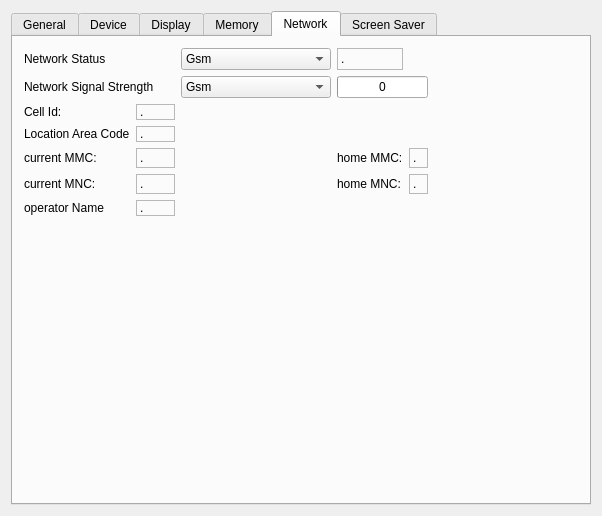
Old version of the form examples/sysinfo/dialog.ui in the repository qtproject/qt-mobility.
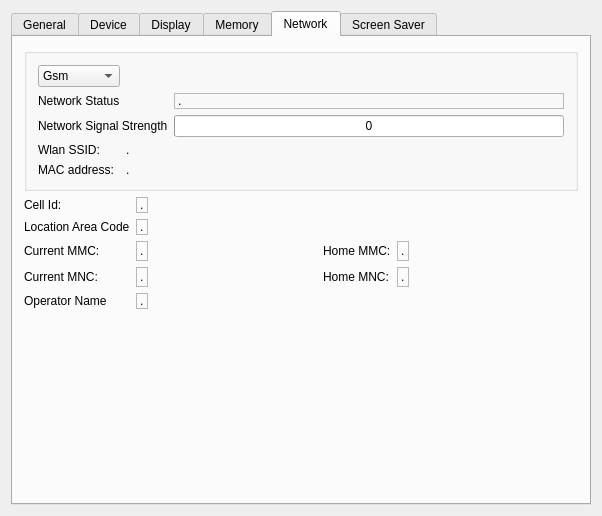
New version of the form. The open tabs and pages were chosen to show the change.

Commit message: add ssid and mac address to example.

Diff of the .ui file:
```diff
--- a/examples/sysinfo/dialog.ui
+++ b/examples/sysinfo/dialog.ui
@@ -561,44 +561,50 @@
       <attribute name="title">
        <string>Network</string>
       </attribute>
+      <layout class="QGridLayout" name="gridLayout_8">
+       <item row="0" column="0" colspan="6">
+        <widget class="QGroupBox" name="groupBox_2">
+         <property name="title">
+          <string/>
+         </property>
       <layout class="QGridLayout" name="gridLayout_3">
-       <item row="0" column="0" colspan="2">
+          <item row="0" column="0">
+           <widget class="QComboBox" name="netStatusComboBox">
+            <item>
+             <property name="text">
+              <string>Gsm</string>
+             </property>
+            </item>
+            <item>
+             <property name="text">
+              <string>Cdma</string>
+             </property>
+            </item>
+            <item>
+             <property name="text">
+              <string>Wcdma</string>
+             </property>
+            </item>
+            <item>
+             <property name="text">
+              <string>Wlan</string>
+             </property>
+            </item>
+            <item>
+             <property name="text">
+              <string>Ethernet</string>
+             </property>
+            </item>
+           </widget>
+          </item>
+          <item row="1" column="0">
         <widget class="QLabel" name="label_5">
          <property name="text">
           <string>Network Status</string>
          </property>
         </widget>
        </item>
-       <item row="0" column="3">
-        <widget class="QComboBox" name="netStatusComboBox">
-         <item>
-          <property name="text">
-           <string>Gsm</string>
-          </property>
-         </item>
-         <item>
-          <property name="text">
-           <string>Cdma</string>
-          </property>
-         </item>
-         <item>
-          <property name="text">
-           <string>Wcdma</string>
-          </property>
-         </item>
-         <item>
-          <property name="text">
-           <string>Wlan</string>
-          </property>
-         </item>
-         <item>
-          <property name="text">
-           <string>Ethernet</string>
-          </property>
-         </item>
-        </widget>
-       </item>
-       <item row="0" column="4">
+          <item row="1" column="2">
         <widget class="QLabel" name="cellNetworkStatusLabel">
          <property name="frameShape">
           <enum>QFrame::StyledPanel</enum>
@@ -611,43 +617,14 @@
          </property>
         </widget>
        </item>
-       <item row="1" column="0" colspan="3">
+          <item row="2" column="0" colspan="2">
         <widget class="QLabel" name="label_6">
          <property name="text">
           <string>Network Signal Strength</string>
          </property>
         </widget>
        </item>
-       <item row="1" column="3">
-        <widget class="QComboBox" name="netStrengthComboBox">
-         <item>
-          <property name="text">
-           <string>Gsm</string>
-          </property>
-         </item>
-         <item>
-          <property name="text">
-           <string>Cdma</string>
-          </property>
-         </item>
-         <item>
-          <property name="text">
-           <string>Wcdma</string>
-          </property>
-         </item>
-         <item>
-          <property name="text">
-           <string>Wlan</string>
-          </property>
-         </item>
-         <item>
-          <property name="text">
-           <string>Ethernet</string>
-          </property>
-         </item>
-        </widget>
-       </item>
-       <item row="1" column="4" colspan="2">
+          <item row="2" column="2">
         <widget class="QProgressBar" name="signalLevelProgressBar">
          <property name="value">
           <number>0</number>
@@ -657,14 +634,58 @@
          </property>
         </widget>
        </item>
-       <item row="2" column="0">
+          <item row="3" column="0">
+           <widget class="QLabel" name="label_17">
+            <property name="text">
+             <string>Wlan SSID:</string>
+            </property>
+           </widget>
+          </item>
+          <item row="3" column="1" colspan="2">
+           <widget class="QLabel" name="ssidLabel">
+            <property name="text">
+             <string>.</string>
+            </property>
+           </widget>
+          </item>
+          <item row="4" column="0">
+           <widget class="QLabel" name="label_26">
+            <property name="text">
+             <string>MAC address:</string>
+            </property>
+           </widget>
+          </item>
+          <item row="4" column="1" colspan="2">
+           <widget class="QLabel" name="macAddressLabel">
+            <property name="text">
+             <string>.</string>
+            </property>
+           </widget>
+          </item>
+          <item row="0" column="1" colspan="2">
+           <spacer name="horizontalSpacer_8">
+            <property name="orientation">
+             <enum>Qt::Horizontal</enum>
+            </property>
+            <property name="sizeHint" stdset="0">
+             <size>
+              <width>40</width>
+              <height>20</height>
+             </size>
+            </property>
+           </spacer>
+          </item>
+         </layout>
+        </widget>
+       </item>
+       <item row="1" column="0">
         <widget class="QLabel" name="label_7">
          <property name="text">
           <string>Cell Id:</string>
          </property>
         </widget>
        </item>
-       <item row="2" column="2">
+       <item row="1" column="1">
         <widget class="QLabel" name="cellIdLabel">
          <property name="frameShape">
           <enum>QFrame::StyledPanel</enum>
@@ -677,14 +698,14 @@
          </property>
         </widget>
        </item>
-       <item row="3" column="0" colspan="2">
+       <item row="2" column="0">
         <widget class="QLabel" name="label_8">
          <property name="text">
           <string>Location Area Code</string>
          </property>
         </widget>
        </item>
-       <item row="3" column="2">
+       <item row="2" column="1">
         <widget class="QLabel" name="locationAreaCodeLabel">
          <property name="frameShape">
           <enum>QFrame::StyledPanel</enum>
@@ -697,14 +718,14 @@
          </property>
         </widget>
        </item>
-       <item row="4" column="0" colspan="2">
+       <item row="3" column="0">
         <widget class="QLabel" name="label_9">
          <property name="text">
-          <string>current MMC:</string>
+          <string>Current MMC:</string>
          </property>
         </widget>
        </item>
-       <item row="4" column="2">
+       <item row="3" column="1">
         <widget class="QLabel" name="currentMMCLabel">
          <property name="frameShape">
           <enum>QFrame::StyledPanel</enum>
@@ -717,7 +738,7 @@
          </property>
         </widget>
        </item>
-       <item row="4" column="3">
+       <item row="3" column="2">
         <spacer name="horizontalSpacer_4">
          <property name="orientation">
           <enum>Qt::Horizontal</enum>
@@ -730,14 +751,14 @@
          </property>
         </spacer>
        </item>
-       <item row="4" column="4">
+       <item row="3" column="3">
         <widget class="QLabel" name="label_11">
          <property name="text">
-          <string>home MMC:</string>
+          <string>Home MMC:</string>
          </property>
         </widget>
        </item>
-       <item row="4" column="5">
+       <item row="3" column="4">
         <widget class="QLabel" name="homeMMCLabel">
          <property name="frameShape">
           <enum>QFrame::StyledPanel</enum>
@@ -750,7 +771,7 @@
          </property>
         </widget>
        </item>
-       <item row="4" column="6">
+       <item row="3" column="5">
         <spacer name="horizontalSpacer_5">
          <property name="orientation">
           <enum>Qt::Horizontal</enum>
@@ -763,14 +784,14 @@
          </property>
         </spacer>
        </item>
-       <item row="5" column="0" colspan="2">
+       <item row="4" column="0">
         <widget class="QLabel" name="label_10">
          <property name="text">
-          <string>current MNC:</string>
+          <string>Current MNC:</string>
          </property>
         </widget>
        </item>
-       <item row="5" column="2">
+       <item row="4" column="1">
         <widget class="QLabel" name="currentMNCLabel">
          <property name="frameShape">
           <enum>QFrame::StyledPanel</enum>
@@ -783,7 +804,7 @@
          </property>
         </widget>
        </item>
-       <item row="5" column="3">
+       <item row="4" column="2">
         <spacer name="horizontalSpacer_6">
          <property name="orientation">
           <enum>Qt::Horizontal</enum>
@@ -796,14 +817,14 @@
          </property>
         </spacer>
        </item>
-       <item row="5" column="4">
+       <item row="4" column="3">
         <widget class="QLabel" name="label_12">
          <property name="text">
-          <string>home MNC:</string>
+          <string>Home MNC:</string>
          </property>
         </widget>
        </item>
-       <item row="5" column="5">
+       <item row="4" column="4">
         <widget class="QLabel" name="homeMNCLabel">
          <property name="frameShape">
           <enum>QFrame::StyledPanel</enum>
@@ -816,7 +837,7 @@
          </property>
         </widget>
        </item>
-       <item row="5" column="6">
+       <item row="4" column="5">
         <spacer name="horizontalSpacer_7">
          <property name="orientation">
           <enum>Qt::Horizontal</enum>
@@ -829,14 +850,14 @@
          </property>
         </spacer>
        </item>
-       <item row="6" column="0" colspan="2">
+       <item row="5" column="0">
         <widget class="QLabel" name="label_13">
          <property name="text">
-          <string>operator Name</string>
+          <string>Operator Name</string>
          </property>
         </widget>
        </item>
-       <item row="6" column="2">
+       <item row="5" column="1">
         <widget class="QLabel" name="operatorNameLabel">
          <property name="frameShape">
           <enum>QFrame::StyledPanel</enum>
@@ -849,7 +870,7 @@
          </property>
         </widget>
        </item>
-       <item row="7" column="1">
+       <item row="6" column="0">
         <spacer name="verticalSpacer_2">
          <property name="orientation">
           <enum>Qt::Vertical</enum>
```
Lines whose indentation alone changed are shown as unchanged. The commit also changes 3 other files.
